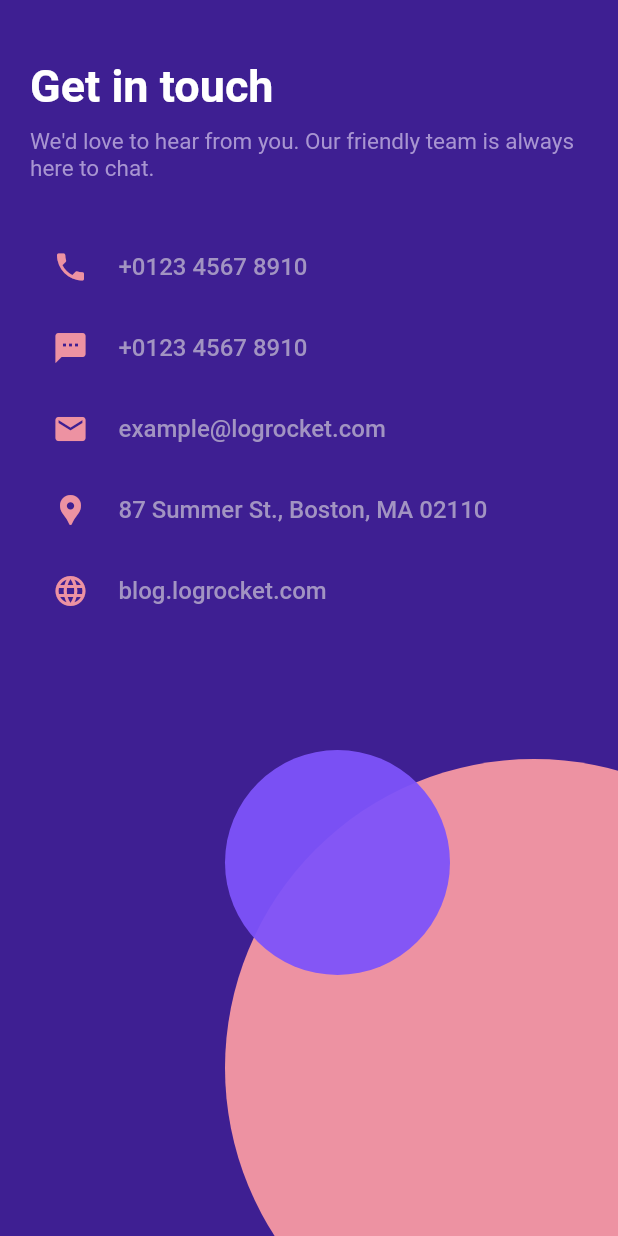
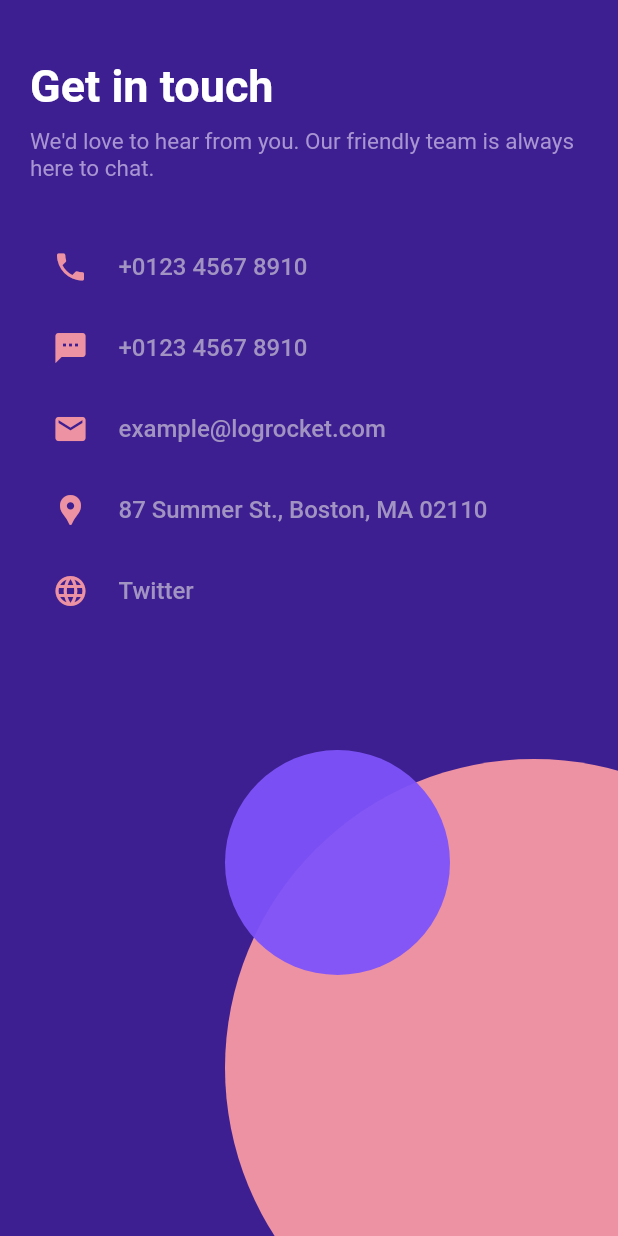
Before and after one commit to dev-tayy/url_launcher_example, a Flutter app: the screen it shows after launch, after a tap on "+0123 4567 8910", on a phone screen of 412 x 824 dp. Run offline on Flutter 3.47's test engine with Material 2 defaults, Android fonts, the light colour scheme and no system bars.

Commit message:
ui fixes

```diff
--- a/lib/main.dart
+++ b/lib/main.dart
@@ -55,7 +55,8 @@ class MyHomePage extends StatelessWidget {
                       String telephoneUrl = "tel:$telephoneNumber";
 
                       if (await canLaunch(telephoneUrl)) {
-                        await launch(telephoneUrl);
+                        await launch(telephoneUrl,
+                            statusBarBrightness: Brightness.dark);
                       } else {
                         throw "Error occured trying to call that number.";
                       }
@@ -164,9 +165,13 @@ class MyHomePage extends StatelessWidget {
                   ),
                   TextButton(
                     onPressed: () async {
-                      const url = 'https://blog.logrocket.com';
+                      const url = 'https://www.twitter.com';
                       if (await canLaunch(url)) {
-                        await launch(url, forceWebView: false);
+                        await launch(
+                          url,
+                          forceWebView: true,
+                          enableJavaScript: false,
+                        );
                       } else {
                         throw 'Could not launch $url';
                       }
@@ -179,7 +184,7 @@ class MyHomePage extends StatelessWidget {
                       children: const [
                         Icon(Icons.language, color: Color(0xFFED92A2)),
                         SizedBox(width: 20.0),
-                        Text('blog.logrocket.com',
+                        Text('Twitter',
                             style: TextStyle(
                                 color: Color(0xFFA294C2),
                                 fontSize: 16.0,
```
